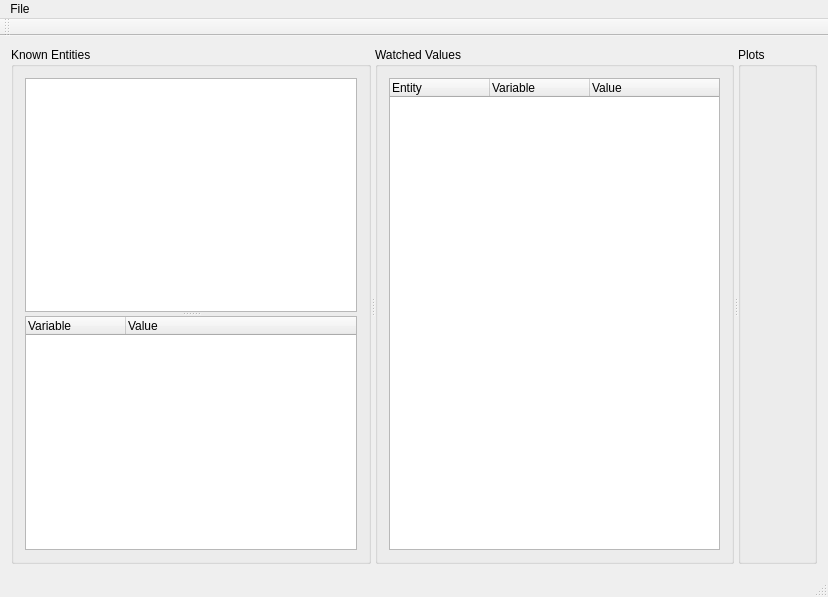
Before: the Qt Designer form Visualization/MainWindow.ui in apmavs/dis_debugger, drawn with Qt 5.
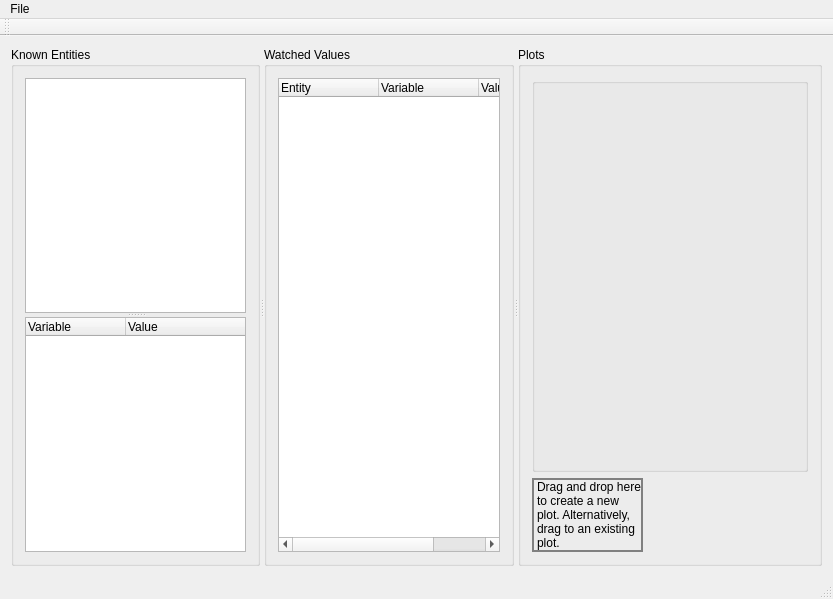
After: the same form once the commit is applied. Custom widgets are drawn as their Qt base class.

Commit message: Add drop box for dragging and dropping datums to create new plots.

What changed in the file:
```diff
--- a/Visualization/MainWindow.ui
+++ b/Visualization/MainWindow.ui
@@ -6,13 +6,16 @@
    <rect>
     <x>0</x>
     <y>0</y>
-    <width>828</width>
-    <height>597</height>
+    <width>833</width>
+    <height>599</height>
    </rect>
   </property>
   <property name="windowTitle">
    <string>DIS Debugger</string>
   </property>
+  <property name="autoFillBackground">
+   <bool>false</bool>
+  </property>
   <widget class="QWidget" name="centralWidget">
    <layout class="QHBoxLayout" name="horizontalLayout">
     <item>
@@ -180,15 +183,76 @@
        <property name="title">
         <string>Plots</string>
        </property>
-       <layout class="QHBoxLayout" name="horizontalLayout_3">
+       <layout class="QVBoxLayout" name="verticalLayout_2">
         <item>
-         <widget class="PlotWidget" name="PlotDialog" native="true">
+         <widget class="QGroupBox" name="PlotGroup">
           <property name="sizePolicy">
            <sizepolicy hsizetype="Expanding" vsizetype="Expanding">
             <horstretch>0</horstretch>
             <verstretch>0</verstretch>
            </sizepolicy>
           </property>
+          <property name="title">
+           <string/>
+          </property>
+          <layout class="QVBoxLayout" name="verticalLayout_3">
+           <item>
+            <widget class="PlotWidget" name="PlotDialog" native="true">
+             <property name="sizePolicy">
+              <sizepolicy hsizetype="MinimumExpanding" vsizetype="MinimumExpanding">
+               <horstretch>0</horstretch>
+               <verstretch>0</verstretch>
+              </sizepolicy>
+             </property>
+             <property name="minimumSize">
+              <size>
+               <width>100</width>
+               <height>100</height>
+              </size>
+             </property>
+            </widget>
+           </item>
+          </layout>
+         </widget>
+        </item>
+        <item>
+         <widget class="QLabel" name="PlotDropLabel">
+          <property name="sizePolicy">
+           <sizepolicy hsizetype="Fixed" vsizetype="Fixed">
+            <horstretch>111</horstretch>
+            <verstretch>61</verstretch>
+           </sizepolicy>
+          </property>
+          <property name="minimumSize">
+           <size>
+            <width>111</width>
+            <height>61</height>
+           </size>
+          </property>
+          <property name="acceptDrops">
+           <bool>true</bool>
+          </property>
+          <property name="autoFillBackground">
+           <bool>false</bool>
+          </property>
+          <property name="styleSheet">
+           <string notr="true">border:2px solid gray;</string>
+          </property>
+          <property name="lineWidth">
+           <number>1</number>
+          </property>
+          <property name="midLineWidth">
+           <number>0</number>
+          </property>
+          <property name="text">
+           <string>Drag and drop here to create a new plot. Alternatively, drag to an existing plot.</string>
+          </property>
+          <property name="scaledContents">
+           <bool>false</bool>
+          </property>
+          <property name="wordWrap">
+           <bool>true</bool>
+          </property>
          </widget>
         </item>
        </layout>
@@ -202,7 +266,7 @@
     <rect>
      <x>0</x>
      <y>0</y>
-     <width>828</width>
+     <width>833</width>
      <height>21</height>
     </rect>
    </property>
```
The commit also changes 4 other files.
